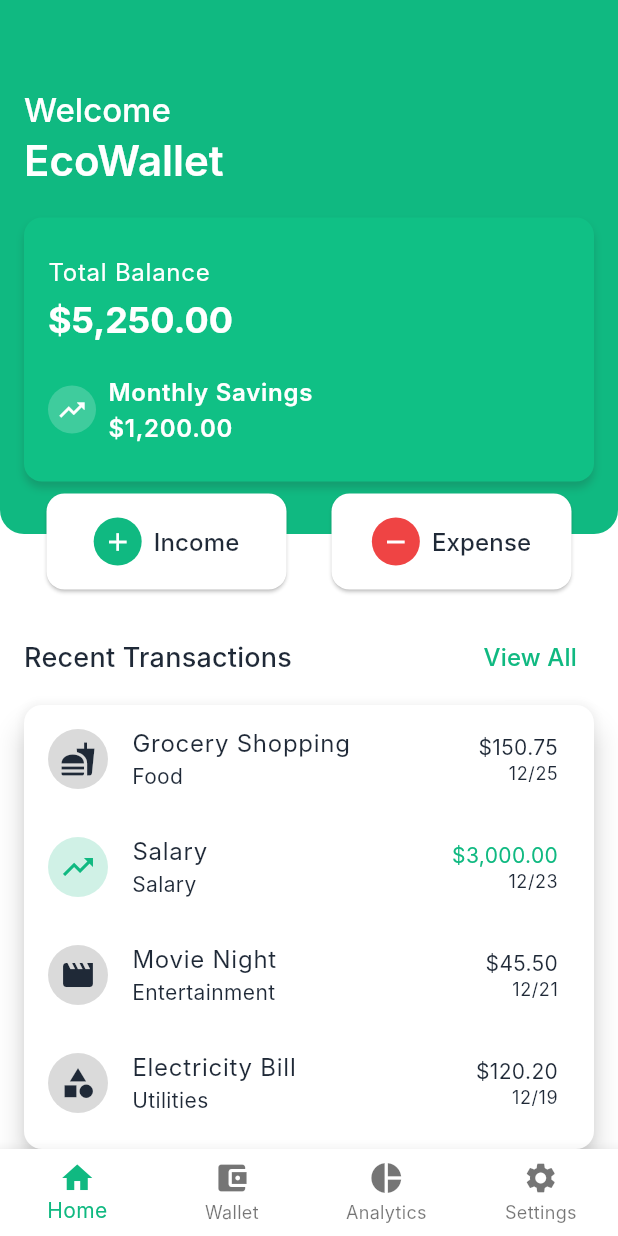
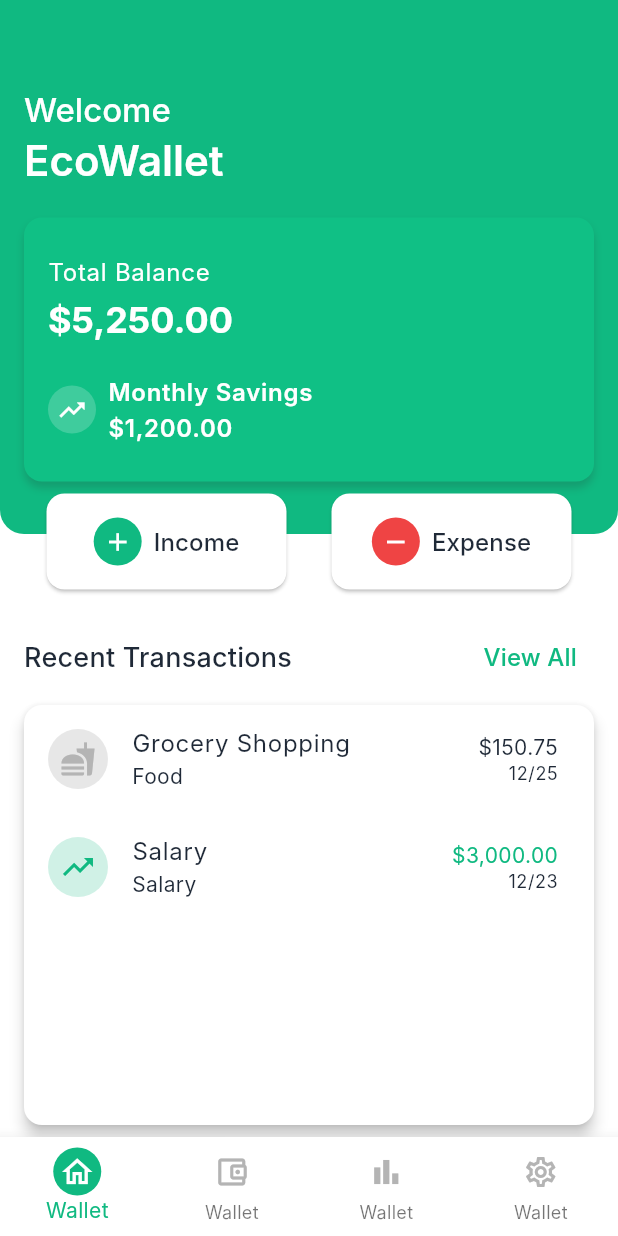
Before and after one commit to SimpleG20/EcoWallet-Mobile, a Flutter app: the screen it shows after launch, on a phone screen of 412 x 824 dp. Run offline on Flutter 3.47's test engine with Material 3 defaults, Android fonts, the phone set to English and light mode, and no system bars; our stand-ins replace equatable, flutter_bloc, fpdart, get_it, sqflite; accounts and stored records are empty; Roboto replaces fonts that are missing (Inter).

Commit message:
Show empty state for transactions and update UI
Added a localized message for when there are no transactions and display it in the wallet page. Improved transaction card color logic, refactored navigation bar item creation, and updated localization files for English and Portuguese. Also commented out extra mock transactions for clarity.

```diff
--- a/lib/features/wallet/presentation/pages/wallet_page.dart
+++ b/lib/features/wallet/presentation/pages/wallet_page.dart
@@ -32,7 +32,8 @@ class WalletPage extends StatelessWidget {
           const SizedBox(height: 8),
           _buildTransactionsHeader(loc, theme),
           const SizedBox(height: 8),
-          _buildTransactionsList(theme, transactions),
+          _buildTransactionsList(loc, theme, transactions),
+          const SizedBox(height: 8),
         ],
       ),
       bottomNavigationBar: _buildBottomNavigation(loc, theme),
@@ -121,6 +122,7 @@ class WalletPage extends StatelessWidget {
 
   /// Builds the scrollable transactions list.
   Widget _buildTransactionsList(
+    AppLocalizations loc,
     ThemeData theme,
     List<Transaction> transactions,
   ) {
@@ -128,11 +130,19 @@ class WalletPage extends StatelessWidget {
       child: Padding(
         padding: const EdgeInsets.symmetric(horizontal: 16.0),
         child: Material(
-          elevation: 8,
+          elevation: 4,
           borderRadius: BorderRadius.circular(12.0),
           color: theme.colorScheme.surface,
           clipBehavior: Clip.antiAlias,
-          child: ListView.builder(
+          child: transactions.isEmpty
+              ? Center(
+                  child: Text(
+                  textAlign: TextAlign.center,
+                  loc.dashboardNoTransactions,
+                  style: theme.textTheme.titleSmall
+                      ?.copyWith(color: theme.colorScheme.outlineVariant),
+                ))
+              : ListView.builder(
                   padding: EdgeInsets.zero,
                   itemCount: transactions.length > 5 ? 5 : transactions.length,
                   itemBuilder: (context, index) {
@@ -152,33 +162,48 @@ class WalletPage extends StatelessWidget {
 
   /// Builds the bottom navigation bar.
   Widget _buildBottomNavigation(AppLocalizations loc, ThemeData theme) {
+    int currentIndex = 0; // TODO: Manage current index state
+
     return BottomNavigationBar(
       type: BottomNavigationBarType.fixed,
       backgroundColor: theme.colorScheme.surface,
       selectedItemColor: theme.colorScheme.primary,
       showUnselectedLabels: true,
-      currentIndex: 0,
+      currentIndex: currentIndex,
       onTap: (index) {
         // TODO: Handle navigation
       },
       items: [
-        BottomNavigationBarItem(
-          icon: const Icon(Icons.home),
-          label: loc.btnHome,
+        _navigationBarItem(currentIndex, 0, theme, loc, Icons.home_outlined),
+        _navigationBarItem(
+            currentIndex, 1, theme, loc, Icons.account_balance_wallet_outlined),
+        _navigationBarItem(
+            currentIndex, 2, theme, loc, Icons.bar_chart_outlined),
+        _navigationBarItem(
+            currentIndex, 3, theme, loc, Icons.settings_outlined),
+      ],
+    );
+  }
+
+  BottomNavigationBarItem _navigationBarItem(int currentIndex, int index,
+      ThemeData theme, AppLocalizations loc, IconData icon) {
+    return BottomNavigationBarItem(
+      icon: Container(
+        padding: EdgeInsets.all(4.0),
+        decoration: BoxDecoration(
+          color: currentIndex == index
+              ? theme.colorScheme.primary
+              : Colors.transparent,
+          shape: BoxShape.circle,
         ),
-        BottomNavigationBarItem(
-          icon: const Icon(Icons.account_balance_wallet),
+        child: Icon(
+          icon,
+          color: currentIndex == index
+              ? theme.colorScheme.onPrimary
+              : theme.colorScheme.outlineVariant,
+        ),
+      ),
       label: loc.btnWallet,
-        ),
-        BottomNavigationBarItem(
-          icon: const Icon(Icons.pie_chart),
-          label: loc.btnAnalytics,
-        ),
-        BottomNavigationBarItem(
-          icon: const Icon(Icons.settings),
-          label: loc.btnSettings,
-        ),
-      ],
     );
   }
 
@@ -204,78 +229,78 @@ class WalletPage extends StatelessWidget {
         type: ETransactionType.income,
         category: 'Salary',
       ),
-      Transaction(
-        id: '3',
-        name: 'Movie Night',
-        amount: 45,
-        cents: 50,
-        date: DateTime.now().subtract(const Duration(days: 5)),
-        type: ETransactionType.expense,
-        category: 'Entertainment',
-      ),
-      Transaction(
-        id: '4',
-        name: 'Electricity Bill',
-        amount: 120,
-        cents: 20,
-        date: DateTime.now().subtract(const Duration(days: 7)),
-        type: ETransactionType.expense,
-        category: 'Utilities',
-      ),
-      Transaction(
-        id: '5',
-        name: 'Freelance Project',
-        amount: 800,
-        cents: 0,
-        date: DateTime.now().subtract(const Duration(days: 10)),
-        type: ETransactionType.income,
-        category: 'Work',
-      ),
-      Transaction(
-        id: '6',
-        name: 'Dinner Out',
-        amount: 60,
-        cents: 30,
-        date: DateTime.now().subtract(const Duration(days: 12)),
-        type: ETransactionType.expense,
-        category: 'Food',
-      ),
-      Transaction(
-        id: '7',
-        name: 'Gas Station',
-        amount: 80,
-        cents: 0,
-        date: DateTime.now().subtract(const Duration(days: 14)),
-        type: ETransactionType.expense,
-        category: 'Transport',
-      ),
-      Transaction(
-        id: '8',
-        name: 'Netflix Subscription',
-        amount: 39,
-        cents: 90,
-        date: DateTime.now().subtract(const Duration(days: 15)),
-        type: ETransactionType.expense,
-        category: 'Entertainment',
-      ),
-      Transaction(
-        id: '9',
-        name: 'Bonus',
-        amount: 500,
-        cents: 0,
-        date: DateTime.now().subtract(const Duration(days: 17)),
-        type: ETransactionType.income,
-        category: 'Salary',
-      ),
-      Transaction(
-        id: '10',
-        name: 'Supermarket',
-        amount: 200,
-        cents: 50,
-        date: DateTime.now().subtract(const Duration(days: 20)),
-        type: ETransactionType.expense,
-        category: 'Food',
-      ),
+      // Transaction(
+      //   id: '3',
+      //   name: 'Movie Night',
+      //   amount: 45,
+      //   cents: 50,
+      //   date: DateTime.now().subtract(const Duration(days: 5)),
+      //   type: ETransactionType.expense,
+      //   category: 'Entertainment',
+      // ),
+      // Transaction(
+      //   id: '4',
+      //   name: 'Electricity Bill',
+      //   amount: 120,
+      //   cents: 20,
+      //   date: DateTime.now().subtract(const Duration(days: 7)),
+      //   type: ETransactionType.expense,
+      //   category: 'Utilities',
+      // ),
+      // Transaction(
+      //   id: '5',
+      //   name: 'Freelance Project',
+      //   amount: 800,
+      //   cents: 0,
+      //   date: DateTime.now().subtract(const Duration(days: 10)),
+      //   type: ETransactionType.income,
+      //   category: 'Work',
+      // ),
+      // Transaction(
+      //   id: '6',
+      //   name: 'Dinner Out',
+      //   amount: 60,
+      //   cents: 30,
+      //   date: DateTime.now().subtract(const Duration(days: 12)),
+      //   type: ETransactionType.expense,
+      //   category: 'Food',
+      // ),
+      // Transaction(
+      //   id: '7',
+      //   name: 'Gas Station',
+      //   amount: 80,
+      //   cents: 0,
+      //   date: DateTime.now().subtract(const Duration(days: 14)),
+      //   type: ETransactionType.expense,
+      //   category: 'Transport',
+      // ),
+      // Transaction(
+      //   id: '8',
+      //   name: 'Netflix Subscription',
+      //   amount: 39,
+      //   cents: 90,
+      //   date: DateTime.now().subtract(const Duration(days: 15)),
+      //   type: ETransactionType.expense,
+      //   category: 'Entertainment',
+      // ),
+      // Transaction(
+      //   id: '9',
+      //   name: 'Bonus',
+      //   amount: 500,
+      //   cents: 0,
+      //   date: DateTime.now().subtract(const Duration(days: 17)),
+      //   type: ETransactionType.income,
+      //   category: 'Salary',
+      // ),
+      // Transaction(
+      //   id: '10',
+      //   name: 'Supermarket',
+      //   amount: 200,
+      //   cents: 50,
+      //   date: DateTime.now().subtract(const Duration(days: 20)),
+      //   type: ETransactionType.expense,
+      //   category: 'Food',
+      // ),
     ];
   }
 }
--- a/lib/features/wallet/presentation/widgets/transaction_card.dart
+++ b/lib/features/wallet/presentation/widgets/transaction_card.dart
@@ -23,9 +23,10 @@ class TransactionCard extends StatelessWidget {
       leading: CircleAvatar(
         backgroundColor: isIncome
             ? theme.colorScheme.primary.withAlpha(50)
-            : theme.colorScheme.outlineVariant.withAlpha(125),
-        foregroundColor:
-            isIncome ? theme.colorScheme.primary : theme.colorScheme.onSurface,
+            : theme.colorScheme.outlineVariant.withAlpha(80),
+        foregroundColor: isIncome
+            ? theme.colorScheme.primary
+            : theme.colorScheme.outlineVariant,
         child: Icon(transaction.type == ETransactionType.income
             ? Icons.trending_up
             : IconsMap.getCategoryIcon(transaction.category)),
--- a/lib/l10n/app_en.arb
+++ b/lib/l10n/app_en.arb
@@ -8,6 +8,7 @@
   "dashboardExpense": "Expense",
   "dashboardRecentTransactions": "Recent Transactions",
   "dashboardMonthlySavings": "Monthly Savings",
+  "dashboardNoTransactions": "No transactions available.",
   "btnSave": "Save Transaction",
   "btnCancel": "Cancel",
   "btnViewAll": "View All",
--- a/lib/l10n/app_localizations.dart
+++ b/lib/l10n/app_localizations.dart
@@ -146,6 +146,12 @@ abstract class AppLocalizations {
   /// **'Monthly Savings'**
   String get dashboardMonthlySavings;
 
+  /// No description provided for @dashboardNoTransactions.
+  ///
+  /// In en, this message translates to:
+  /// **'No transactions available.'**
+  String get dashboardNoTransactions;
+
   /// No description provided for @btnSave.
   ///
   /// In en, this message translates to:
--- a/lib/l10n/app_localizations_en.dart
+++ b/lib/l10n/app_localizations_en.dart
@@ -31,6 +31,9 @@ class AppLocalizationsEn extends AppLocalizations {
 
   @override
   String get dashboardMonthlySavings => 'Monthly Savings';
+
+  @override
+  String get dashboardNoTransactions => 'No transactions available.';
 
   @override
   String get btnSave => 'Save Transaction';
--- a/lib/l10n/app_localizations_pt.dart
+++ b/lib/l10n/app_localizations_pt.dart
@@ -31,6 +31,9 @@ class AppLocalizationsPt extends AppLocalizations {
 
   @override
   String get dashboardMonthlySavings => 'Economias Mensais';
+
+  @override
+  String get dashboardNoTransactions => 'Nenhuma transação disponível.';
 
   @override
   String get btnSave => 'Salvar Transação';
--- a/lib/l10n/app_pt.arb
+++ b/lib/l10n/app_pt.arb
@@ -8,6 +8,7 @@
   "dashboardExpense": "Despesas",
   "dashboardRecentTransactions": "Transações Recentes",
   "dashboardMonthlySavings": "Economias Mensais",
+  "dashboardNoTransactions": "Nenhuma transação disponível.",
   "btnSave": "Salvar Transação",
   "btnCancel": "Cancelar",
   "btnViewAll": "Ver Todos",
```
Lines whose indentation alone changed are shown as unchanged.
